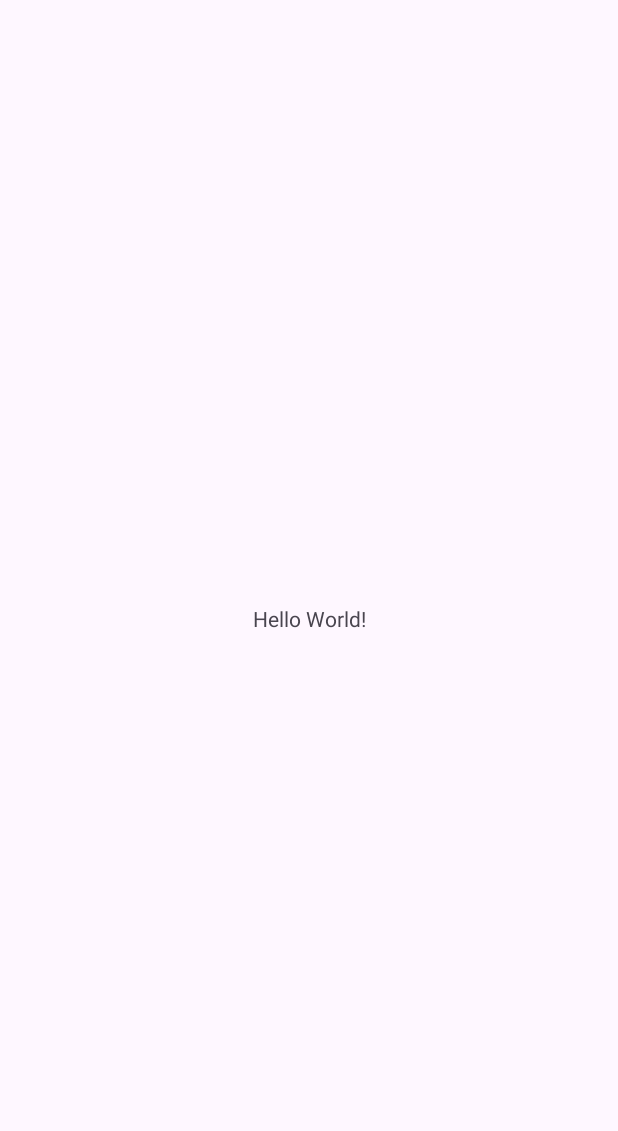
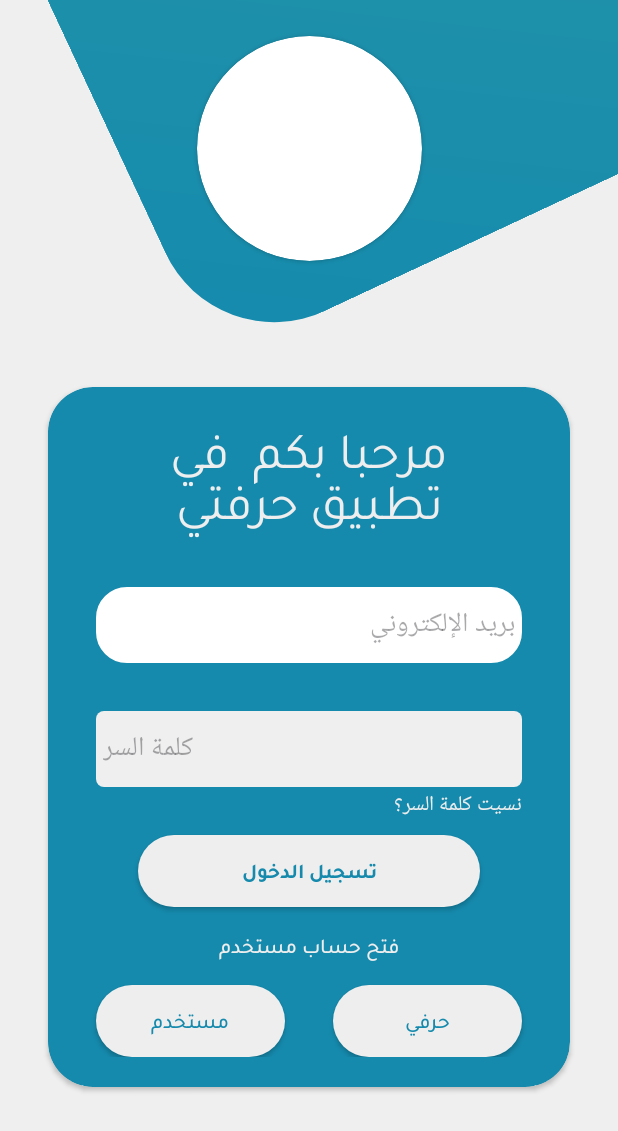
Before and after one commit to MokhtariHadjMohamed/Hirfati, an Android app: the screen it shows after launch (MainActivity before the commit, LogIn after it), on a phone screen of 412 x 824 dp. Before the commit the part shown is almost empty. Shown: the top 1131 px of the screen. Run offline under Robolectric (Android 15) with nearby library versions, the phone set to English and light mode, and no system bars.

Commit message:
the first login frame design ui with some change to be responsive

```diff
--- a/app/src/main/java/com/hadjmohamed/hirfati/MainActivity.java
+++ b/app/src/main/java/com/hadjmohamed/hirfati/MainActivity.java
@@ -2,6 +2,7 @@ package com.hadjmohamed.hirfati;
 
 import androidx.appcompat.app.AppCompatActivity;
 
+import android.content.Intent;
 import android.os.Bundle;
 
 public class MainActivity extends AppCompatActivity {
@@ -11,4 +12,10 @@ public class MainActivity extends AppCompatActivity {
         super.onCreate(savedInstanceState);
         setContentView(R.layout.activity_main);
     }
+
+    @Override
+    protected void onStart() {
+        super.onStart();
+        startActivity(new Intent(MainActivity.this, LogIn.class));
+    }
 }
--- /dev/null
+++ b/app/src/main/res/drawable/button_shape.xml
@@ -0,0 +1,6 @@
+<?xml version="1.0" encoding="utf-8"?>
+<shape xmlns:android="http://schemas.android.com/apk/res/android">
+    <solid android:color="@color/white"/>
+    <corners android:radius="10000dp"/>
+    <padding android:right="20dp" android:left="20dp"/>
+</shape>
--- a/app/src/main/res/drawable/custom_input.xml
+++ b/app/src/main/res/drawable/custom_input.xml
@@ -5,7 +5,7 @@
         android:state_focused="true">
         <shape android:shape="rectangle">
             <solid android:color="@color/white"/>
-            <corners android:radius="10dp"/>
+            <corners android:radius="20dp"/>
             <stroke android:color="@color/white" android:width="1dp"/>
         </shape>
     </item>
@@ -14,7 +14,8 @@
         <shape android:shape="rectangle">
             <solid android:color="#EFEFEF"/>
             <corners android:radius="5dp"/>
-            <padding android:left="5dp" android:right="5dp"/>
+            <padding android:left="5dp" android:right="5dp"
+                android:top="10dp" android:bottom="10dp"/>
         </shape>
 
     </item>
--- /dev/null
+++ b/app/src/main/res/drawable/rectangle_01.xml
@@ -0,0 +1,9 @@
+<?xml version="1.0" encoding="utf-8"?>
+<shape xmlns:android="http://schemas.android.com/apk/res/android"
+    android:shape="rectangle">
+    <corners android:radius="80dp" />
+    <gradient
+        android:angle="45"
+        android:endColor="@color/Color02"
+        android:startColor="@color/Color01" />
+</shape>
--- a/app/src/main/res/layout/activity_log_in.xml
+++ b/app/src/main/res/layout/activity_log_in.xml
@@ -4,37 +4,42 @@
     xmlns:tools="http://schemas.android.com/tools"
     android:layout_width="match_parent"
     android:layout_height="match_parent"
+    android:background="@color/textColor02"
     tools:context=".LogIn">
-
-    <ImageView
-        android:id="@+id/background_img"
-        android:layout_width="wrap_content"
-        android:layout_height="wrap_content"
-        android:layout_marginStart="65dp"
-        android:layout_marginBottom="500dp"
-        android:rotation="-24.89"
-        app:layout_constraintBottom_toBottomOf="parent"
-        app:layout_constraintStart_toStartOf="parent"
-        app:srcCompat="@drawable/rectangle_07" />
-
 
     <androidx.cardview.widget.CardView
         android:id="@+id/logoView"
-        android:layout_width="120dp"
-        android:layout_height="120dp"
-        android:layout_marginTop="90dp"
+        android:layout_width="150dp"
+        android:layout_height="150dp"
+        android:padding="20dp"
         app:cardCornerRadius="10000dp"
+        app:layout_constraintBottom_toBottomOf="@+id/view"
         app:layout_constraintEnd_toEndOf="parent"
         app:layout_constraintStart_toStartOf="parent"
-        app:layout_constraintTop_toTopOf="parent">
+        app:layout_constraintTop_toTopOf="parent"
+        app:layout_constraintVertical_bias="1.0">
 
         <ImageView
             android:id="@+id/logo"
-            android:layout_width="match_parent"
-            android:layout_height="match_parent"
+            android:layout_width="wrap_content"
+            android:layout_height="wrap_content"
             tools:srcCompat="@drawable/logo" />
 
     </androidx.cardview.widget.CardView>
+
+    <View
+        android:id="@+id/view"
+        android:layout_width="500dp"
+        android:layout_height="wrap_content"
+        android:layout_marginBottom="650dp"
+        android:background="@drawable/rectangle_01"
+        android:maxWidth="1000dp"
+        android:maxHeight="1000dp"
+        android:rotation="-25"
+        app:layout_constraintBottom_toBottomOf="parent"
+        app:layout_constraintEnd_toEndOf="parent"
+        app:layout_constraintHorizontal_bias="0.62"
+        app:layout_constraintStart_toStartOf="parent" />
 
     <androidx.cardview.widget.CardView
         android:id="@+id/loginFrame"
@@ -42,14 +47,16 @@
         android:layout_height="wrap_content"
         android:layout_marginStart="32dp"
         android:layout_marginEnd="32dp"
+        android:layout_marginBottom="16dp"
         app:cardBackgroundColor="#158AAD"
         app:cardCornerRadius="30dp"
         app:contentPaddingBottom="20dp"
         app:contentPaddingTop="20dp"
         app:layout_constraintBottom_toBottomOf="parent"
         app:layout_constraintEnd_toEndOf="parent"
+        app:layout_constraintHorizontal_bias="0.5"
         app:layout_constraintStart_toStartOf="parent"
-        app:layout_constraintTop_toBottomOf="@+id/background_img">
+        app:layout_constraintTop_toBottomOf="@+id/view">
 
         <androidx.constraintlayout.widget.ConstraintLayout
             android:layout_width="match_parent"
@@ -57,11 +64,11 @@
 
             <TextView
                 android:id="@+id/textView4"
-                android:layout_width="match_parent"
+                android:layout_width="0dp"
                 android:layout_height="wrap_content"
                 android:layout_gravity="center"
-                android:layout_marginStart="100dp"
-                android:layout_marginEnd="100dp"
+                android:layout_marginStart="60dp"
+                android:layout_marginEnd="60dp"
                 android:layout_marginBottom="32dp"
                 android:fontFamily="@font/tajawal_regular"
                 android:gravity="center"
@@ -77,14 +84,14 @@
             <EditText
                 android:id="@+id/email01"
                 android:layout_width="0dp"
-                android:layout_height="35dp"
+                android:layout_height="wrap_content"
                 android:layout_marginStart="32dp"
                 android:layout_marginEnd="32dp"
                 android:layout_marginBottom="16dp"
                 android:background="@drawable/custom_input"
                 android:ems="10"
                 android:hint="بريد الإلكتروني"
-                android:inputType="text"
+                android:inputType="textEmailAddress"
                 app:layout_constraintBottom_toTopOf="@+id/password01"
                 app:layout_constraintEnd_toEndOf="parent"
                 app:layout_constraintHorizontal_bias="0.5"
@@ -94,7 +101,7 @@
             <EditText
                 android:id="@+id/password01"
                 android:layout_width="0dp"
-                android:layout_height="35dp"
+                android:layout_height="wrap_content"
                 android:layout_marginStart="32dp"
                 android:layout_marginTop="16dp"
                 android:layout_marginEnd="32dp"
@@ -113,17 +120,22 @@
                 android:id="@+id/textView6"
                 android:layout_width="wrap_content"
                 android:layout_height="wrap_content"
+                android:layout_marginBottom="8dp"
                 android:text="نسيت كلمة السر؟"
                 android:textColor="@color/textColor01"
-                app:layout_constraintEnd_toEndOf="@+id/password01"
-                tools:layout_editor_absoluteY="249dp" />
+                app:layout_constraintBottom_toTopOf="@+id/logIn01"
+                app:layout_constraintEnd_toEndOf="@+id/password01" />
 
-            <Button
+            <androidx.appcompat.widget.AppCompatButton
                 android:id="@+id/logIn01"
-                android:layout_width="wrap_content"
+                android:layout_width="0dp"
                 android:layout_height="wrap_content"
+                android:layout_marginStart="60dp"
                 android:layout_marginTop="16dp"
-                android:layout_marginBottom="16dp"
+                android:layout_marginEnd="60dp"
+                android:layout_marginBottom="8dp"
+                android:background="@drawable/button_shape"
+                android:backgroundTint="@color/textColor01"
                 android:fontFamily="@font/tajawal_bold"
                 android:text="تسجيل الدخول"
                 android:textColor="@color/Color01"
@@ -137,7 +149,7 @@
                 android:id="@+id/textView5"
                 android:layout_width="wrap_content"
                 android:layout_height="wrap_content"
-                android:layout_marginTop="16dp"
+                android:layout_marginTop="8dp"
                 android:fontFamily="@font/tajawal_medium"
                 android:text="فتح حساب مستخدم"
                 android:textColor="@color/textColor01"
@@ -147,11 +159,15 @@
                 app:layout_constraintStart_toStartOf="parent"
                 app:layout_constraintTop_toBottomOf="@+id/logIn01" />
 
-            <Button
+            <androidx.appcompat.widget.AppCompatButton
                 android:id="@+id/button8"
-                android:layout_width="wrap_content"
+                android:layout_width="0dp"
                 android:layout_height="wrap_content"
+                android:layout_marginStart="32dp"
                 android:layout_marginTop="16dp"
+                android:layout_marginEnd="16dp"
+                android:background="@drawable/button_shape"
+                android:backgroundTint="@color/textColor01"
                 android:fontFamily="@font/tajawal_medium"
                 android:text="مستخدم"
                 android:textColor="@color/Color01"
@@ -161,10 +177,14 @@
                 app:layout_constraintStart_toStartOf="parent"
                 app:layout_constraintTop_toBottomOf="@+id/textView5" />
 
-            <Button
+            <androidx.appcompat.widget.AppCompatButton
                 android:id="@+id/button9"
-                android:layout_width="wrap_content"
+                android:layout_width="0dp"
                 android:layout_height="wrap_content"
+                android:layout_marginStart="16dp"
+                android:layout_marginEnd="32dp"
+                android:background="@drawable/button_shape"
+                android:backgroundTint="@color/textColor01"
                 android:fontFamily="@font/tajawal_medium"
                 android:text="حرفي"
                 android:textColor="@color/Color01"
@@ -174,58 +194,8 @@
                 app:layout_constraintStart_toEndOf="@+id/button8"
                 app:layout_constraintTop_toTopOf="@+id/button8" />
 
-            <androidx.constraintlayout.widget.Group
-                android:id="@+id/group"
-                android:layout_width="wrap_content"
-                android:layout_height="wrap_content"
-                app:constraint_referenced_ids="textView6,password01" />
-
-            <androidx.constraintlayout.widget.Group
-                android:id="@+id/group2"
-                android:layout_width="wrap_content"
-                android:layout_height="wrap_content"
-                app:constraint_referenced_ids="email01" />
-
-            <androidx.constraintlayout.widget.Group
-                android:id="@+id/group3"
-                android:layout_width="wrap_content"
-                android:layout_height="wrap_content"
-                app:constraint_referenced_ids="textView6,button8,textView5,logIn01,password01,email01,textView4" />
-
-            <androidx.constraintlayout.widget.Group
-                android:id="@+id/group5"
-                android:layout_width="wrap_content"
-                android:layout_height="wrap_content"
-                app:constraint_referenced_ids="textView6" />
-
-            <androidx.constraintlayout.widget.Group
-                android:id="@+id/group6"
-                android:layout_width="wrap_content"
-                android:layout_height="wrap_content"
-                app:constraint_referenced_ids="textView6" />
-
         </androidx.constraintlayout.widget.ConstraintLayout>
 
     </androidx.cardview.widget.CardView>
 
-    <androidx.constraintlayout.widget.Group
-        android:id="@+id/group7"
-        android:layout_width="wrap_content"
-        android:layout_height="wrap_content" />
-
-    <androidx.constraintlayout.helper.widget.Layer
-        android:id="@+id/layer2"
-        android:layout_width="wrap_content"
-        android:layout_height="wrap_content" />
-
-    <androidx.constraintlayout.helper.widget.Layer
-        android:id="@+id/layer3"
-        android:layout_width="wrap_content"
-        android:layout_height="wrap_content" />
-
-    <androidx.constraintlayout.widget.Group
-        android:id="@+id/group8"
-        android:layout_width="wrap_content"
-        android:layout_height="wrap_content" />
-
 </androidx.constraintlayout.widget.ConstraintLayout>
```
Also changed, not shown: app/src/main/res/drawable/circul_image.xml (deleted, +0 -12 lines), app/src/main/background01-playstore.png, app/src/main/res/drawable/rectangle_07.png (deleted).
